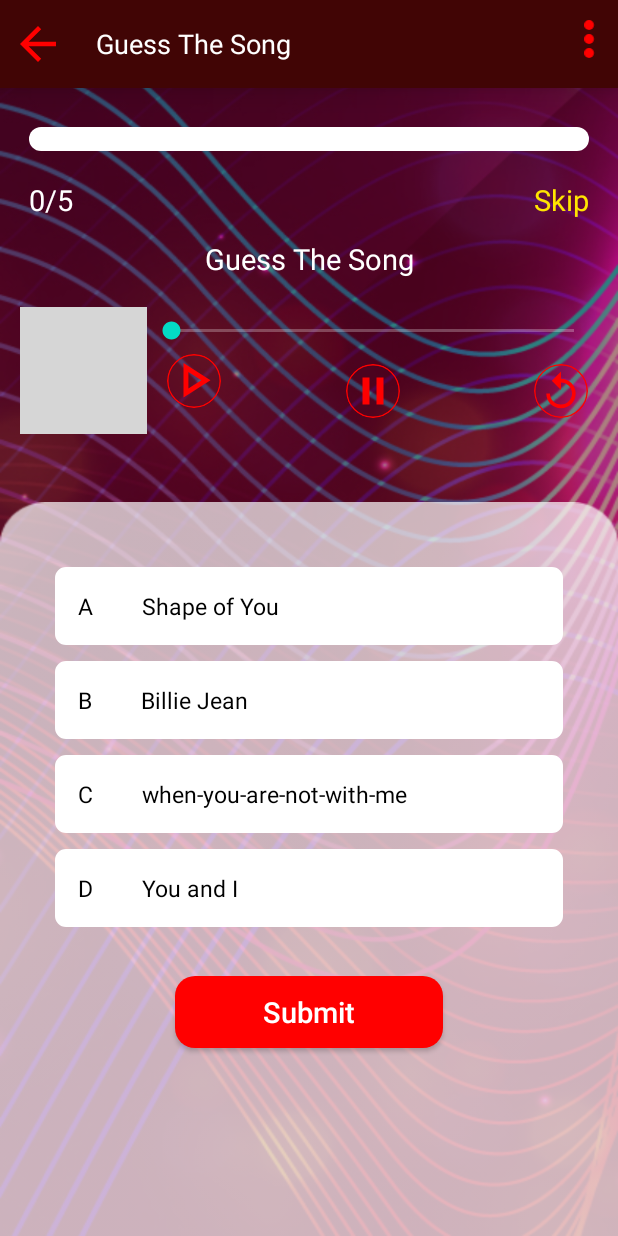
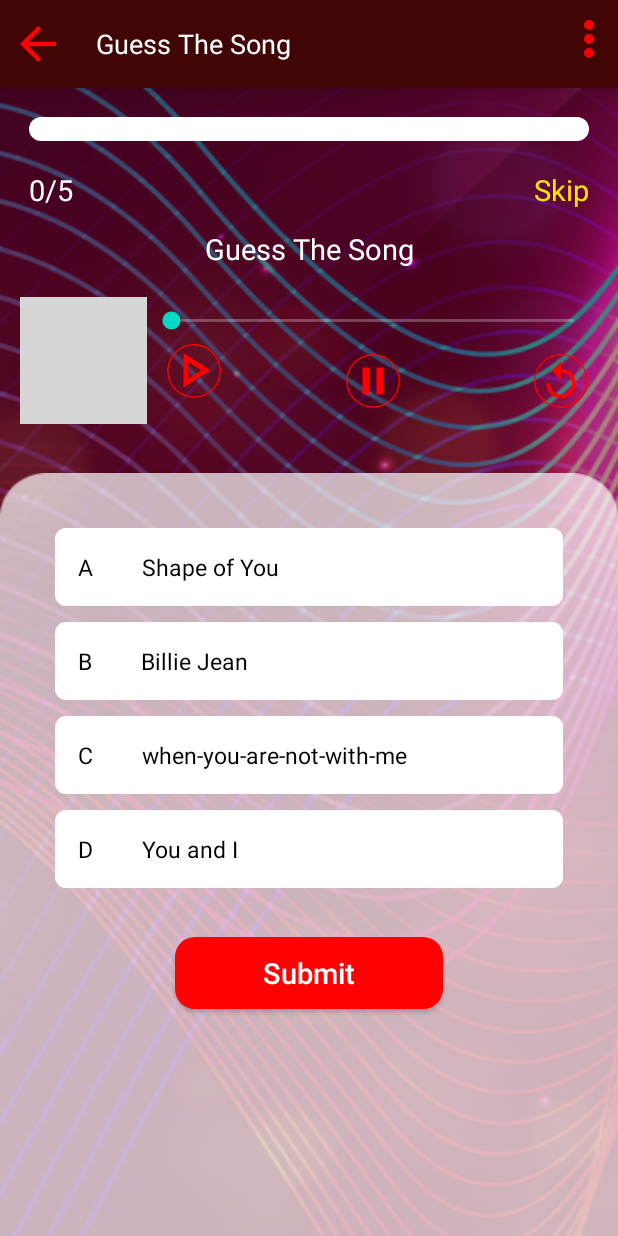
Before and after one commit to Nagari-Telcovas/GuessTheSong, an Android app: the screen it shows after launch (MainActivity), on a phone screen of 412 x 824 dp. Run offline under Robolectric (Android 15) with nearby library versions, the light colour scheme and no system bars; our stand-ins replace CircleImageView, sdp/ssp sizes; Roboto replaces fonts that are not available here; grey boxes are pictures that could not be loaded.

Commit message:
Design Update

```diff
--- a/app/src/main/res/layout/activity_main.xml
+++ b/app/src/main/res/layout/activity_main.xml
@@ -16,7 +16,6 @@
         android:id="@+id/progressbar_id"
         android:layout_width="match_parent"
         android:layout_height="wrap_content"
-        android:layout_marginTop="@dimen/_5sdp"
         style="?android:attr/progressBarStyleHorizontal"
         android:progressDrawable="@drawable/custom_progress_bg"
         android:padding="@dimen/_15sdp"
@@ -137,7 +136,7 @@
                 <androidx.constraintlayout.widget.ConstraintLayout
                     android:layout_width="match_parent"
                     android:layout_height="match_parent"
-                    android:layout_marginTop="@dimen/_35sdp"
+                    android:layout_marginTop="@dimen/_25sdp"
                     app:layout_constrainedHeight="true"
                     android:background="@drawable/bg_rounded_top"
                     android:paddingStart="@dimen/_20sdp"
@@ -149,7 +148,7 @@
                         android:id="@+id/selectAmountList"
                         android:layout_width="match_parent"
                         android:layout_height="wrap_content"
-                        android:layout_marginTop="@dimen/_25sdp"
+                        android:layout_marginTop="@dimen/_20sdp"
                         android:orientation="vertical"
                         app:layoutManager="androidx.recyclerview.widget.LinearLayoutManager"
                         app:layout_constrainedHeight="true"
```
